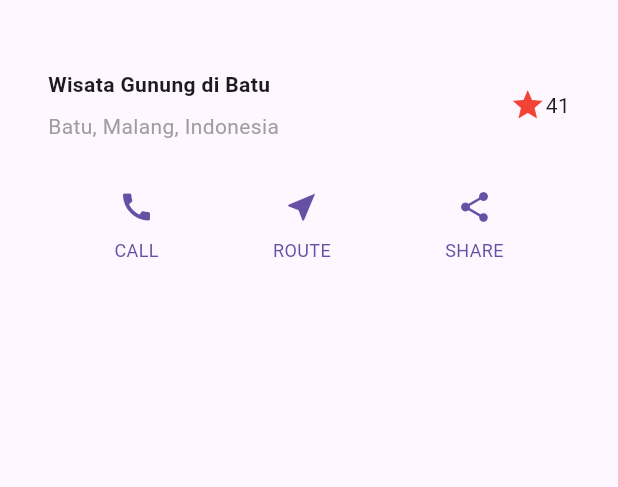
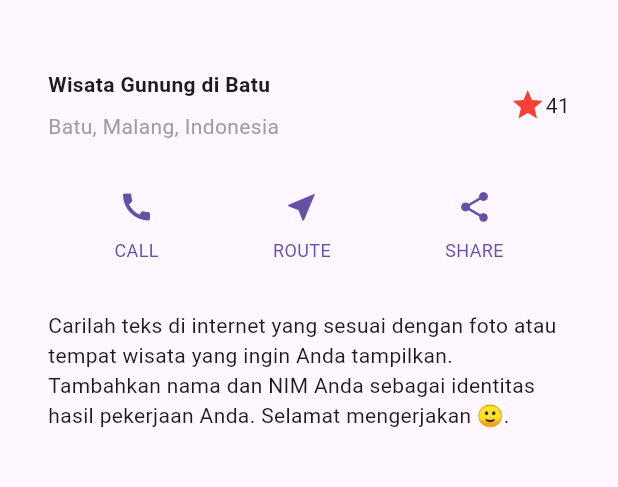
Before and after one commit to HaikalMuhammadRafli/PEMR_MOB_Ganjil_2025, a Flutter app: the screen it shows after launch, on a phone screen of 412 x 824 dp, the part 63-550 px from its top. Run offline on Flutter 3.47's test engine with Material 3 defaults, Android fonts, the phone set to English and light mode, and no system bars.

Commit message:
feat: P03 langkah 01 sampai 02

```diff
--- a/Week 06/layout_nav_flutter/lib/main.dart
+++ b/Week 06/layout_nav_flutter/lib/main.dart
@@ -45,11 +45,24 @@ class MyApp extends StatelessWidget {
       ],
     );
 
+    Widget textSection = Container(
+      padding: const EdgeInsets.all(32),
+      child: const Text(
+        'Carilah teks di internet yang sesuai '
+        'dengan foto atau tempat wisata yang ingin '
+        'Anda tampilkan. '
+        'Tambahkan nama dan NIM Anda sebagai '
+        'identitas hasil pekerjaan Anda. '
+        'Selamat mengerjakan 🙂.',
+        softWrap: true,
+      ),
+    );
+
     return MaterialApp(
       title: 'Flutter layout: Haikal Muhammad Rafli - 2341720008',
       home: Scaffold(
         appBar: AppBar(title: const Text('Flutter layout demo')),
-        body: Column(children: [titleSection, buttonSection]),
+        body: Column(children: [titleSection, buttonSection, textSection]),
       ),
     );
   }
```
